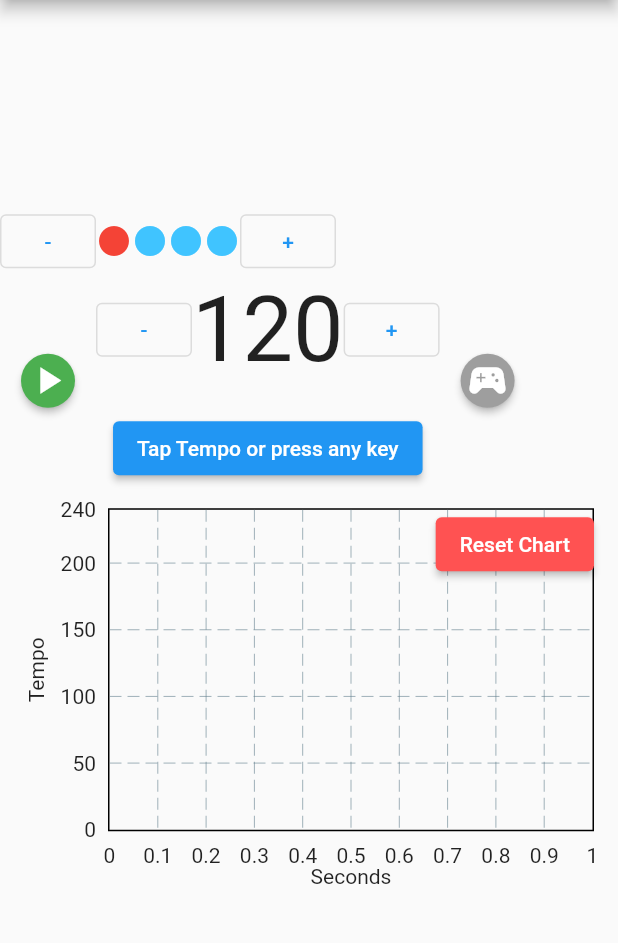
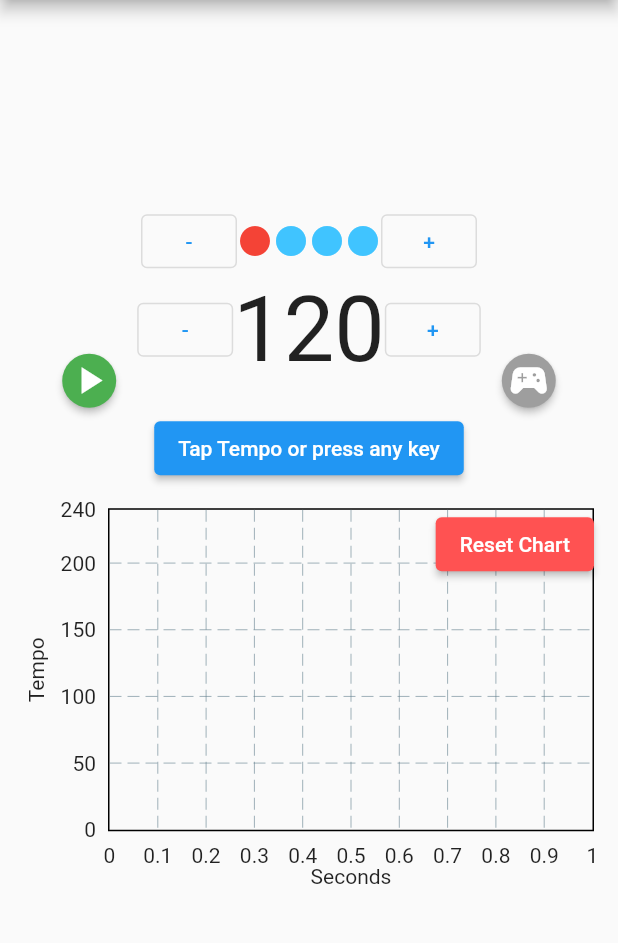
Before and after one commit to 4cello/RemoteTapronome, a Flutter app: the screen it shows after launch, on a phone screen of 412 x 824 dp, the part 84-1027 px from its top. Run offline on Flutter 3.47's test engine with Material 2 defaults, Android fonts, the phone set to English and light mode, and no system bars; drawn by our look-alikes of fl_chart; our stand-ins replace audioplayers.

Commit message:
Smaller fixes to layout and code readability

```diff
--- a/lib/main.dart
+++ b/lib/main.dart
@@ -61,6 +61,7 @@ class _MyAppState extends State<MyApp> {
     final tempoCore = Column(
       children: [
         Row(
+          mainAxisAlignment: MainAxisAlignment.center,
           children: [
             OutlinedButton(
               onPressed: () =>
@@ -81,6 +82,7 @@ class _MyAppState extends State<MyApp> {
           ],
         ),
         Row(
+          mainAxisAlignment: MainAxisAlignment.center,
           children: [
             ElevatedButton(
               onPressed: () => toggleMetronome(),
@@ -192,6 +194,7 @@ class _MyAppState extends State<MyApp> {
           if (constraints.maxWidth < 600) {
             return Column(
               mainAxisAlignment: MainAxisAlignment.center,
+              crossAxisAlignment: CrossAxisAlignment.center,
               children: [
                 tempoCore,
                 SizedBox(
@@ -207,6 +210,7 @@ class _MyAppState extends State<MyApp> {
           }
           return Row(
             mainAxisAlignment: MainAxisAlignment.center,
+            crossAxisAlignment: CrossAxisAlignment.center,
             children: [
               Column(
                 mainAxisAlignment: MainAxisAlignment.center,
--- a/lib/tempochart.dart
+++ b/lib/tempochart.dart
@@ -19,9 +19,9 @@ class TempoChart extends StatelessWidget {
         .map((p) => FlSpot(p.x.toDouble(), p.y.toDouble()))
         .toList();
 
-    final minX = tempoDots.length <= 1 ? 0 : (tempoDots[1].x - 1);
+    final minX = tempoDots.isEmpty ? 0 : (tempoDots[0].x - 1);
     final maxX =
-        tempoDots.length <= 1 ? 1 : (tempoDots[tempoDots.length - 1].x + 1);
+        tempoDots.isEmpty ? 1 : (tempoDots[tempoDots.length - 1].x + 1);
     final tempoChart = LineChart(
       LineChartData(
         minY: 0,
```
